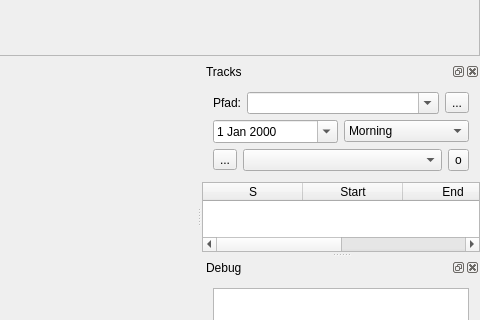
audioprog/RecMasterNCutter, file mainwindow.ui: the form before one commit; both pictures show x 544 to 1024 and y 113 to 433 of the 1024 by 645 pixel window.
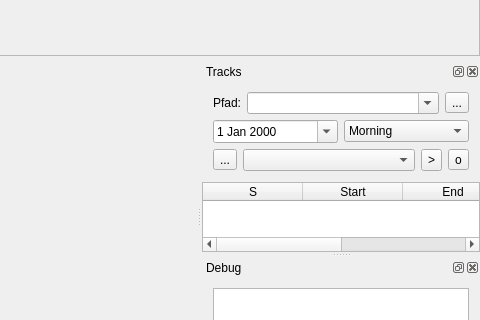
The form after the commit. Icons and pictures are not drawn. Custom widgets are drawn as their Qt base class.

Commit message: Fast FileOpen integrated Error Fixing

```diff
--- a/mainwindow.ui
+++ b/mainwindow.ui
@@ -490,6 +490,13 @@
               <verstretch>0</verstretch>
              </sizepolicy>
             </property>
+            <property name="text">
+             <string>&gt;</string>
+            </property>
+           </widget>
+          </item>
+          <item>
+           <widget class="QToolButton" name="btnOpen">
             <property name="text">
              <string>o</string>
             </property>
```
Left out of the diff: 3 changed lines with no effect on the pictures. The commit also changes 4 other files.
